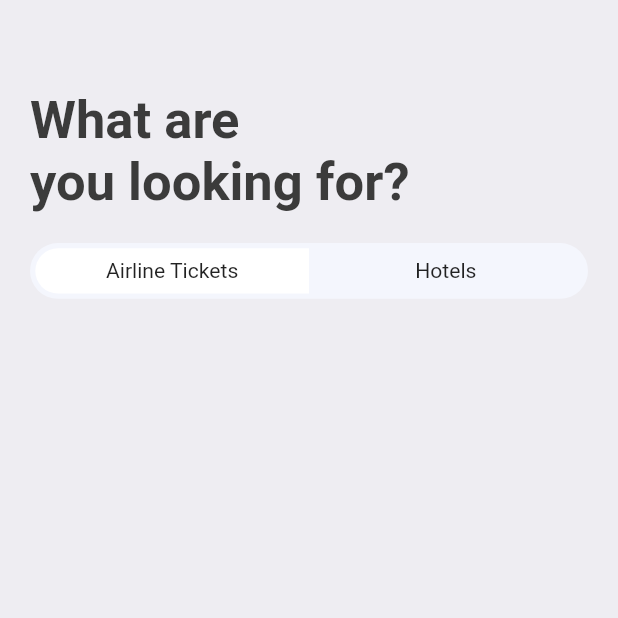
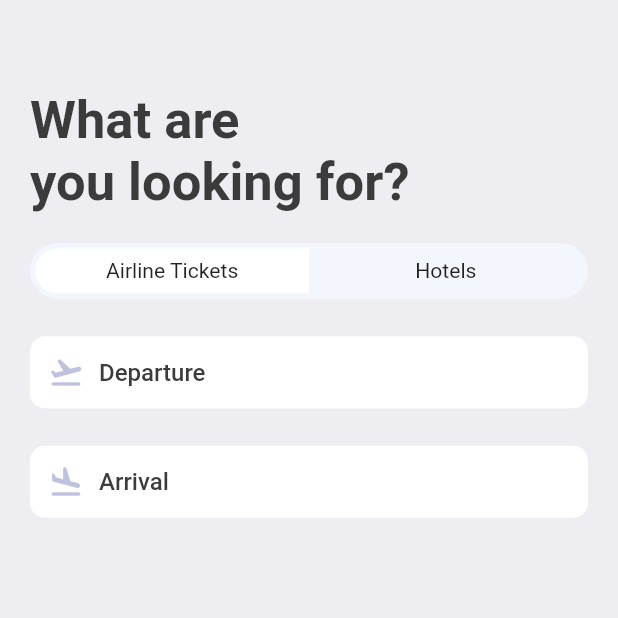
Before and after one commit to thutasann/booking-ticket, a Flutter app: the SearchScreen screen opened directly, on a phone screen of 412 x 824 dp, the top half of it. Run offline on Flutter 3.47's test engine with Material 2 defaults, Android fonts, the light colour scheme and no system bars; our stand-ins replace fluentui_icons, gap, get.

Commit message:
UI: Departure Arrival

```diff
--- a/lib/screens/search_screen.dart
+++ b/lib/screens/search_screen.dart
@@ -1,5 +1,6 @@
 import 'package:book_ticket/utils/app_layout.dart';
 import 'package:book_ticket/utils/app_styles.dart';
+import 'package:book_ticket/widgets/icon_text_widget.dart';
 import 'package:flutter/cupertino.dart';
 import 'package:flutter/material.dart';
 import 'package:gap/gap.dart';
@@ -83,7 +84,19 @@ class SearchScreen extends StatelessWidget {
                   ],
                 ),
               ),
-            )
+            ),
+
+            // DEPARTURE/ ARRIVAL
+            Gap(AppLayout.getHeight(25)),
+            const AppIconText(
+              icon: Icons.flight_takeoff_rounded,
+              text: "Departure",
+            ),
+            Gap(AppLayout.getHeight(25)),
+            const AppIconText(
+              icon: Icons.flight_land_rounded,
+              text: "Arrival",
+            ),
           ],
         ),
       ),
--- /dev/null
+++ b/lib/widgets/icon_text_widget.dart
@@ -0,0 +1,44 @@
+import 'package:book_ticket/utils/app_layout.dart';
+import 'package:book_ticket/utils/app_styles.dart';
+import 'package:flutter/cupertino.dart';
+import 'package:flutter/material.dart';
+import 'package:gap/gap.dart';
+
+class AppIconText extends StatelessWidget {
+  final IconData icon;
+  final String text;
+  const AppIconText({
+    Key? key,
+    required this.icon,
+    required this.text,
+  }) : super(key: key);
+
+  @override
+  Widget build(BuildContext context) {
+    return Container(
+      padding: EdgeInsets.symmetric(
+        vertical: AppLayout.getWidth(12),
+        horizontal: AppLayout.getWidth(12),
+      ),
+      decoration: BoxDecoration(
+        color: Colors.white,
+        borderRadius: BorderRadius.circular(
+          AppLayout.getWidth(10),
+        ),
+      ),
+      child: Row(
+        children: [
+          Icon(
+            icon,
+            color: const Color(0xFFBFC2DF),
+          ),
+          Gap(AppLayout.getWidth(10)),
+          Text(
+            text,
+            style: Styles.textStyle,
+          ),
+        ],
+      ),
+    );
+  }
+}
```
